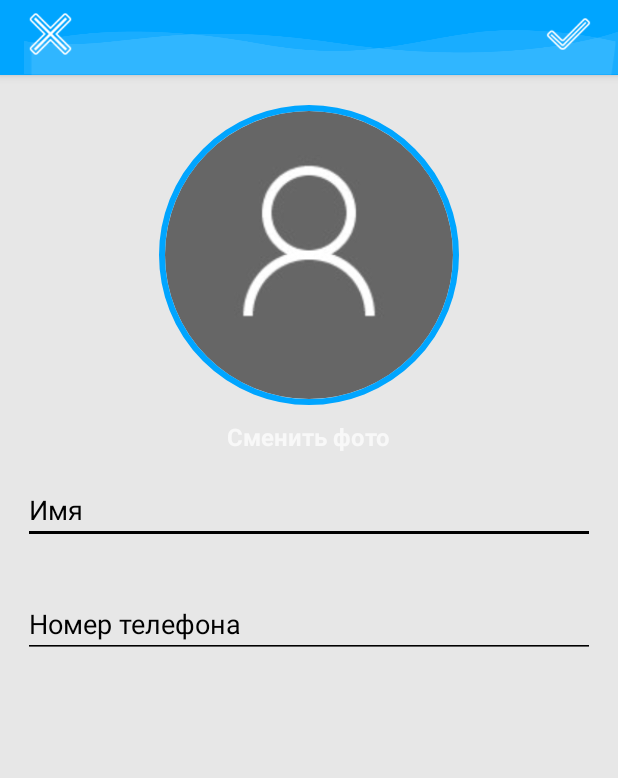
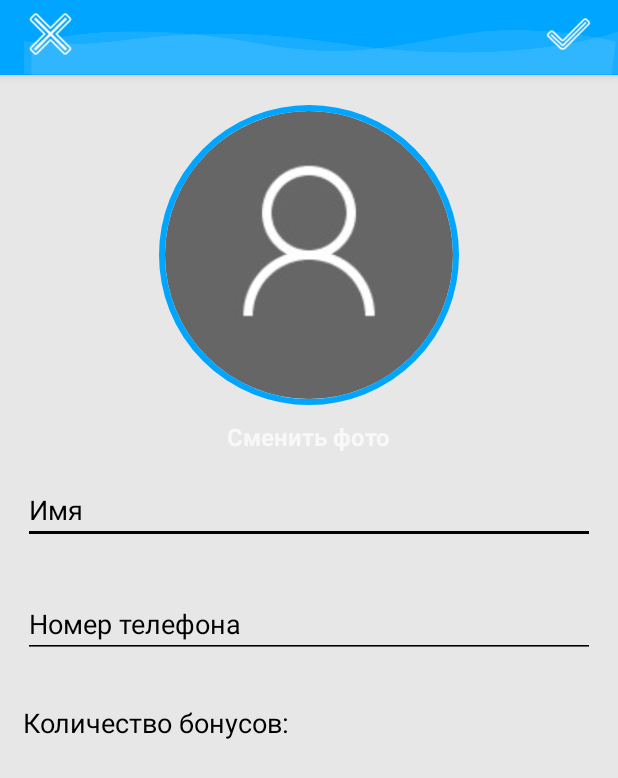
Before and after one commit to dentedjaw1/BusRace, an Android app: the SettingsActivity screen opened directly, with no data from a screen before it, on a phone screen of 412 x 824 dp. Shown: the top 778 px of the screen. Run offline under Robolectric (Android 15) with nearby library versions, the phone set to English and light mode, and no system bars; our stand-ins replace CircleImageView, Firebase (no records; nobody signed in at launch, a user with empty details on screens opened directly).

Commit message:
Добавил пару фич и пофиксил баги некоторые

```diff
--- a/app/src/main/java/com/example/mytaxifor/BookingActivity.java
+++ b/app/src/main/java/com/example/mytaxifor/BookingActivity.java
@@ -116,8 +116,6 @@ public class BookingActivity extends AppCompatActivity {
                         // Получаем ссылку на базу данных
                         DatabaseReference databaseReference = FirebaseDatabase.getInstance().getReference();
 
-
-
                         // Добавляем ДАННЫЕ в RACE в базу данных
                         HashMap<String, Object> raceMap = new HashMap<>();
 //                        userMap.put("uid",mAuth.getCurrentUser().getUid());
@@ -129,7 +127,7 @@ public class BookingActivity extends AppCompatActivity {
                         raceMap.put("Booking","Забронирован");
 
 
-                        databaseReference.child("Race").child(whereFrom).child(whereToGo).child(date).child(time).child(phone).updateChildren(raceMap);
+                        databaseReference.child("Race").child(whereFrom).child(whereToGo).child(date).child(time).child(mAuth.getCurrentUser().getUid()).updateChildren(raceMap);
 
 
                         // Добавляем ДАННЫЕ в Users в базу данных
--- a/app/src/main/java/com/example/mytaxifor/CustomerAuthenticator.java
+++ b/app/src/main/java/com/example/mytaxifor/CustomerAuthenticator.java
@@ -126,7 +126,9 @@ public class CustomerAuthenticator extends AppCompatActivity {
                             .child("Users").child("Customers").child(OnlineCustomerId);
                     CustomerDatabaseRef.setValue(true);//подверждение
 
-                    Intent customerIntent = new Intent(CustomerAuthenticator.this, CustomersMapActivity.class);
+                    CustomerDatabaseRef.child("bonusPoints").setValue("0");
+
+                    Intent customerIntent = new Intent(CustomerAuthenticator.this, SerchActivity.class);
                     startActivity(customerIntent);
 
                     Toast.makeText(CustomerAuthenticator.this, "Регистрация прошла успешно", Toast.LENGTH_SHORT).show();
--- a/app/src/main/java/com/example/mytaxifor/SettingsActivity.java
+++ b/app/src/main/java/com/example/mytaxifor/SettingsActivity.java
@@ -41,6 +41,7 @@ public class SettingsActivity extends AppCompatActivity {
 
     private CircleImageView circleImageView;
     private EditText nameET, phoneET, carET;
+    private TextView bonusPointsTW;
     private ImageView closeBtn, saveBtn;
     private TextView imageChangeBtn;
 
@@ -52,6 +53,7 @@ public class SettingsActivity extends AppCompatActivity {
     private StorageTask uploadTask;
     private StorageReference storageProfileImageRef;
     private String checker = "";
+
 
     @Override
     protected void onCreate(Bundle savedInstanceState) {
@@ -68,6 +70,7 @@ public class SettingsActivity extends AppCompatActivity {
         circleImageView = (CircleImageView)findViewById(R.id.profile_image);
         nameET = (EditText) findViewById(R.id.name);
         phoneET = (EditText) findViewById(R.id.phone);
+        bonusPointsTW = (TextView) findViewById(R.id.bonus_points);
 
 //        carET = (EditText) findViewById(R.id.carname);
 //        if(getType.equals("Drivers")){
@@ -130,8 +133,8 @@ public class SettingsActivity extends AppCompatActivity {
             HashMap<String, Object> userMap = new HashMap<>();
             userMap.put("uid",mAuth.getCurrentUser().getUid());
             userMap.put("name", nameET.getText().toString());
-//            userMap.put("phone",phoneET.getText().toString());
-
+            userMap.put("phone",phoneET.getText().toString());
+//            userMap.put("bonusPoints", bonusPoints);
 //            if (getType.equals("Drivers")){
 //                userMap.put("carname",carET.getText().toString());
 //            }
@@ -152,14 +155,16 @@ public class SettingsActivity extends AppCompatActivity {
         databaseReference.child(mAuth.getCurrentUser().getUid()).addValueEventListener(new ValueEventListener() {
             @Override
             public void onDataChange(@NonNull DataSnapshot dataSnapshot) {
-                if(dataSnapshot.exists() && dataSnapshot.getChildrenCount()>0)
+                if(dataSnapshot.exists() && dataSnapshot.getChildrenCount()>1)
                 {
 
                     if (getType.equals("Customers")) {
                         String name = dataSnapshot.child("name").getValue().toString();
                         String phone = dataSnapshot.child("phone").getValue().toString();
+                        String bonusPoints = dataSnapshot.child("bonusPoints").getValue(String.class);
                         nameET.setText(name);
                         phoneET.setText(phone);
+                        bonusPointsTW.setText(bonusPoints);
                     }
                     else
                     {
--- a/app/src/main/res/layout/activity_settings.xml
+++ b/app/src/main/res/layout/activity_settings.xml
@@ -100,22 +100,34 @@
         android:textColorHint="@color/black"
         android:textColor="@android:color/black" />
 
-<!--    <EditText-->
-<!--        android:id="@+id/carname"-->
-<!--        android:layout_width="match_parent"-->
-<!--        android:layout_height="wrap_content"-->
-<!--        android:layout_below="@+id/phone"-->
-<!--        android:layout_marginStart="15dp"-->
-<!--        android:layout_marginTop="15dp"-->
-<!--        android:layout_marginEnd="15dp"-->
-<!--        android:layout_marginBottom="15dp"-->
-<!--        android:backgroundTint="@color/black"-->
-<!--        android:hint="Марка автомобиля"-->
-<!--        android:textColorHint="@color/black"-->
-<!--        android:textColor="@android:color/black"-->
-<!--        android:visibility="invisible" />-->
 
+    <LinearLayout
+        android:layout_width="match_parent"
+        android:layout_height="match_parent"
+        android:layout_below="@+id/phone">
+    <TextView
+        android:id="@+id/bonus_points_text"
+        android:layout_below="@+id/phone"
+        android:layout_width="wrap_content"
+        android:layout_height="wrap_content"
+        android:layout_marginStart="15dp"
+        android:text="Количество бонусов: "
+        android:layout_marginTop="15dp"
+        android:layout_marginEnd="15dp"
+        android:textSize="18dp"
+        android:layout_marginBottom="15dp"
+        android:textColor="@color/black" />
 
-
-
+<TextView
+    android:id="@+id/bonus_points"
+    android:layout_below="@+id/phone"
+    android:layout_width="wrap_content"
+    android:layout_height="wrap_content"
+    android:layout_marginStart="15dp"
+    android:layout_marginTop="15dp"
+    android:layout_marginEnd="15dp"
+    android:textSize="18dp"
+    android:layout_marginBottom="15dp"
+    android:textColor="@color/black" />
+    </LinearLayout>
 </RelativeLayout>
--- a/app/src/main/res/values/colors.xml
+++ b/app/src/main/res/values/colors.xml
@@ -14,6 +14,7 @@
     <color name="green">#2CC990</color>
     <color name="red">#E22211</color>
     <color name="callColor">#B0DACC</color>
+    <color name="greyButton">#D2D7D3</color>
     <!--colors for modern ui-->
     <color name="whiteTextColor">#fff</color>
     <color name="primaryTextColor">#00a5ff</color>
```
Also changed, not shown: app/src/main/java/com/example/mytaxifor/DriverRaceInfo.java (+94 -11 lines), app/src/main/java/com/example/mytaxifor/UserBookedActivity.java (+105 -71 lines), app/src/main/res/layout/activity_driver_race_info.xml (+18 -2 lines).
